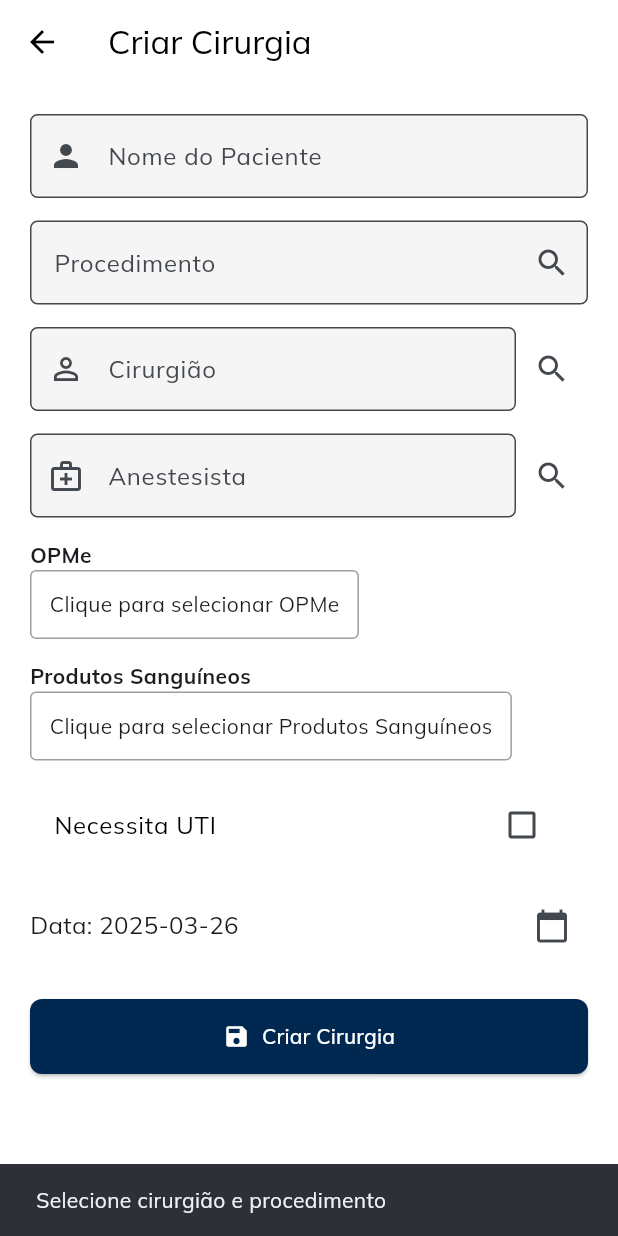
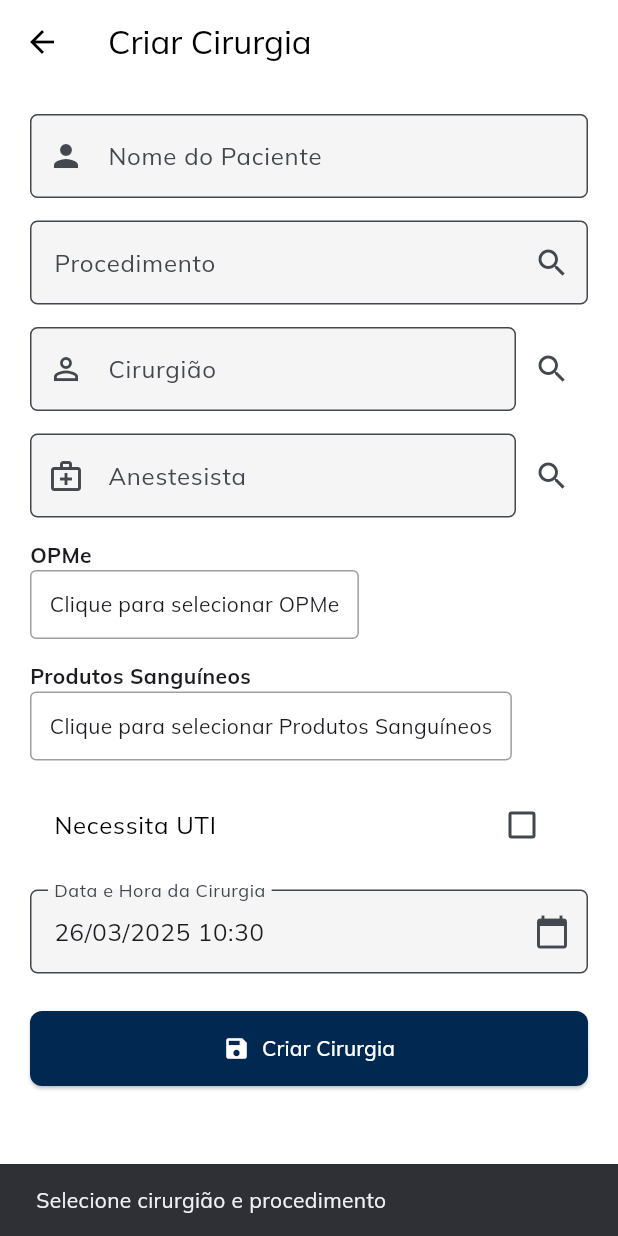
Before and after one commit to P-Lucas-S/cirurgiapp2, a Flutter app: the CreateSurgeryScreen screen opened directly, after a tap on "Criar Cirurgia", on a phone screen of 412 x 824 dp. Run offline on Flutter 3.47's test engine with Material 3 defaults, Android fonts, the light colour scheme and no system bars; our stand-ins replace brasil_fields, cloud_firestore, email_validator, firebase_auth, firebase_core, google_fonts and 3 more; accounts and stored records are empty.

Commit message:
hora na marcação de cirurgia

```diff
--- a/lib/src/features/surgery/screens/create_surgery_screen.dart
+++ b/lib/src/features/surgery/screens/create_surgery_screen.dart
@@ -1,5 +1,6 @@
 import 'package:flutter/material.dart';
 import 'package:cloud_firestore/cloud_firestore.dart';
+import 'package:intl/intl.dart';
 import 'package:cirurgiapp/src/services/medical_data_service.dart';
 import 'package:cirurgiapp/src/services/surgery_service.dart';
 
@@ -16,7 +17,6 @@ class _CreateSurgeryScreenState extends State<CreateSurgeryScreen> {
   final TextEditingController _surgeonNameController = TextEditingController();
   final TextEditingController _anesthesiologistController =
       TextEditingController();
-  // Removemos os controllers de OPME e Produto Sanguíneo, pois usaremos seleção múltipla
 
   final SurgeryService _surgeryService = SurgeryService();
   final MedicalDataService _medicalService = MedicalDataService();
@@ -30,9 +30,10 @@ class _CreateSurgeryScreenState extends State<CreateSurgeryScreen> {
   List<DocumentReference> _selectedOpme = [];
   List<DocumentReference> _selectedBloodProducts = [];
 
-  DateTime _selectedDate = DateTime.now();
+  // Agora usando DateTime com data e hora
+  DateTime _selectedDateTime = DateTime.now();
   bool _needsICU = false;
-  final bool _residentConfirmation = false; // Tornado final
+  final bool _residentConfirmation = false;
 
   bool _isLoading = false;
 
@@ -124,17 +125,31 @@ class _CreateSurgeryScreenState extends State<CreateSurgeryScreen> {
     }
   }
 
-  Future<void> _selectDate() async {
-    final DateTime? picked = await showDatePicker(
+  Future<void> _selectDateTime() async {
+    final DateTime? pickedDate = await showDatePicker(
       context: context,
-      initialDate: _selectedDate,
+      initialDate: _selectedDateTime,
       firstDate: DateTime(2020),
       lastDate: DateTime(2100),
     );
-    if (picked != null && picked != _selectedDate) {
-      setState(() {
-        _selectedDate = picked;
-      });
+
+    if (pickedDate != null) {
+      final TimeOfDay? pickedTime = await showTimePicker(
+        context: context,
+        initialTime: TimeOfDay.fromDateTime(_selectedDateTime),
+      );
+
+      if (pickedTime != null) {
+        setState(() {
+          _selectedDateTime = DateTime(
+            pickedDate.year,
+            pickedDate.month,
+            pickedDate.day,
+            pickedTime.hour,
+            pickedTime.minute,
+          );
+        });
+      }
     }
   }
 
@@ -150,14 +165,13 @@ class _CreateSurgeryScreenState extends State<CreateSurgeryScreen> {
 
     final surgeryData = {
       'patientName': _patientController.text.trim(),
-      'procedure': _selectedProcedureRef, // Usando a referência diretamente
+      'procedure': _selectedProcedureRef,
       'surgeon': _selectedSurgeonRef,
       'anesthesiologist': _selectedAnesthesiologistRef,
-      'opme': _selectedOpme, // Lista de referências selecionadas
-      'bloodProducts':
-          _selectedBloodProducts, // Lista de referências selecionadas
+      'opme': _selectedOpme,
+      'bloodProducts': _selectedBloodProducts,
       'needsICU': _needsICU,
-      'dateTime': Timestamp.fromDate(_selectedDate),
+      'dateTime': _selectedDateTime,
       'confirmations': {
         'residente': _residentConfirmation,
       },
@@ -332,20 +346,20 @@ class _CreateSurgeryScreenState extends State<CreateSurgeryScreen> {
                 },
               ),
               const SizedBox(height: 15),
-              // Data da cirurgia
-              Row(
-                children: [
-                  Expanded(
-                    child: Text(
-                      'Data: ${_selectedDate.toLocal().toString().split(' ')[0]}',
-                      style: const TextStyle(fontSize: 16),
-                    ),
+              // Data e Hora da cirurgia
+              TextFormField(
+                readOnly: true,
+                decoration: InputDecoration(
+                  labelText: 'Data e Hora da Cirurgia',
+                  suffixIcon: IconButton(
+                    icon: const Icon(Icons.calendar_today),
+                    onPressed: _selectDateTime,
                   ),
-                  IconButton(
-                    icon: const Icon(Icons.calendar_today),
-                    onPressed: _selectDate,
-                  ),
-                ],
+                ),
+                controller: TextEditingController(
+                  text:
+                      DateFormat('dd/MM/yyyy HH:mm').format(_selectedDateTime),
+                ),
               ),
               const SizedBox(height: 25),
               // Botão de envio
```
Also changed, not shown: lib/src/features/surgery/screens/surgery_details_screen.dart (+48 -5 lines), lib/src/features/surgery/widgets/surgery_card.dart (+2 -6 lines), lib/src/services/surgery_service.dart (+8 -0 lines).
